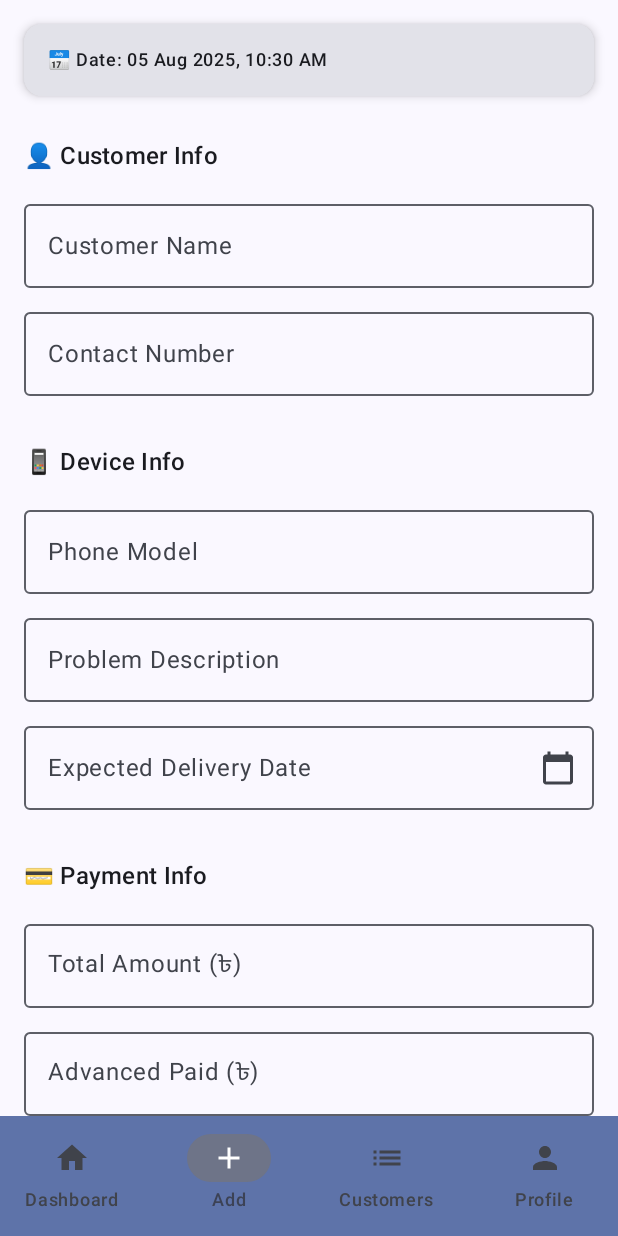
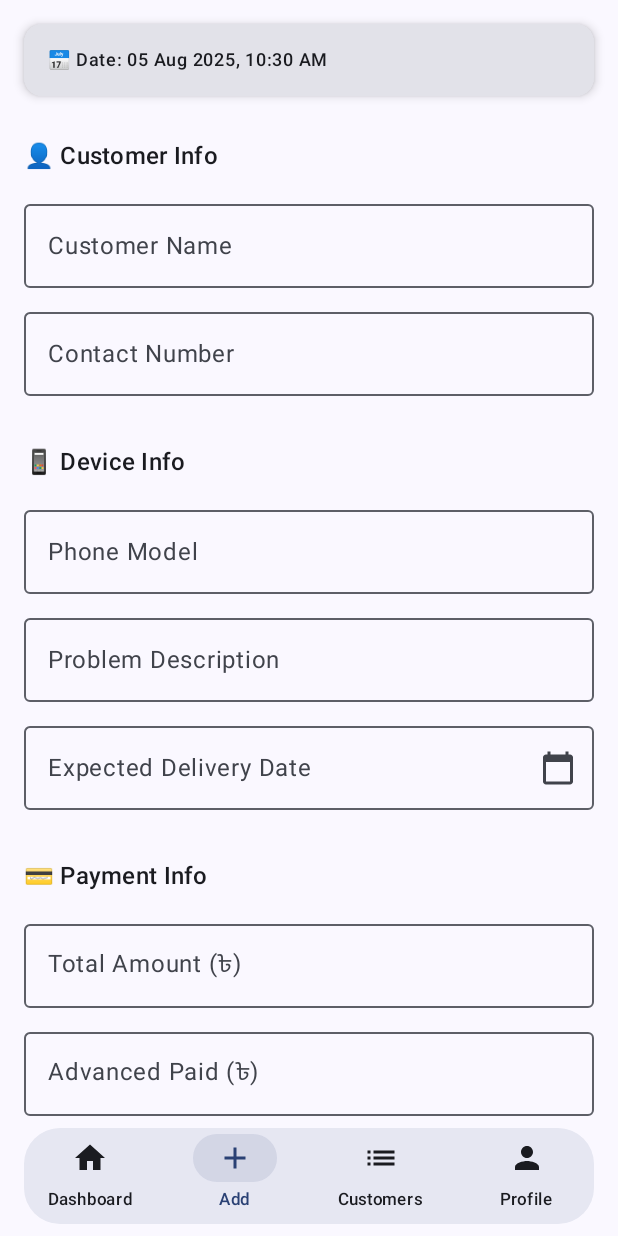
Before and after one commit to shahjalal-mahmud/RepairStoreManager, an Android app built with Jetpack Compose: the MainScaffold screen opened through its navigation route, item 2 of the bottom bar chosen, on a phone screen of 412 x 824 dp. Run offline under Robolectric (Android 15) with nearby library versions, the phone set to English and light mode, and no system bars; our stand-ins replace Firebase (no records; nobody signed in at launch, a user with empty details on screens opened directly); 1 statement that could not run was skipped.

Commit message:
Modified Bottom Nav design with Anim

```diff
--- a/app/src/main/java/com/example/repairstoremanager/ui/navigation/BottomNavigationBar.kt
+++ b/app/src/main/java/com/example/repairstoremanager/ui/navigation/BottomNavigationBar.kt
@@ -1,11 +1,23 @@
 package com.example.repairstoremanager.ui.navigation
 
-import androidx.compose.material3.*
+import androidx.compose.animation.animateColorAsState
+import androidx.compose.foundation.background
+import androidx.compose.foundation.layout.height
+import androidx.compose.foundation.layout.padding
+import androidx.compose.foundation.shape.RoundedCornerShape
+import androidx.compose.material3.Icon
+import androidx.compose.material3.MaterialTheme
+import androidx.compose.material3.NavigationBar
+import androidx.compose.material3.NavigationBarItem
+import androidx.compose.material3.NavigationBarItemDefaults
+import androidx.compose.material3.Text
 import androidx.compose.runtime.Composable
-import androidx.compose.ui.graphics.Color
+import androidx.compose.runtime.getValue
+import androidx.compose.ui.Modifier
+import androidx.compose.ui.draw.clip
+import androidx.compose.ui.unit.dp
 import androidx.navigation.NavController
 import androidx.navigation.compose.currentBackStackEntryAsState
-import com.example.repairstoremanager.ui.navigation.BottomNavItem
 
 @Composable
 fun BottomNavigationBar(navController: NavController) {
@@ -16,25 +28,53 @@ fun BottomNavigationBar(navController: NavController) {
         BottomNavItem.Profile
     )
 
+    val navBackStackEntry = navController.currentBackStackEntryAsState()
+    val currentRoute = navBackStackEntry.value?.destination?.route
+
     NavigationBar(
-        containerColor = MaterialTheme.colorScheme.primaryContainer
+        modifier = Modifier
+            .padding(horizontal = 16.dp, vertical = 8.dp)
+            .clip(RoundedCornerShape(24.dp))
+            .background(MaterialTheme.colorScheme.surface)
+            .height(64.dp),
+        tonalElevation = 4.dp,
+        containerColor = MaterialTheme.colorScheme.surface
     ) {
-        val navBackStackEntry = navController.currentBackStackEntryAsState()
-        val currentRoute = navBackStackEntry.value?.destination?.route
+        items.forEach { item ->
+            val selected = currentRoute == item.route
+            val animatedColor by animateColorAsState(
+                targetValue = if (selected) MaterialTheme.colorScheme.primary else MaterialTheme.colorScheme.onSurface,
+                label = "BottomNavColor"
+            )
 
-        items.forEach { item ->
             NavigationBarItem(
-                selected = currentRoute == item.route,
+                selected = selected,
                 onClick = {
-                    if (currentRoute != item.route) {
+                    if (!selected) {
                         navController.navigate(item.route) {
                             popUpTo(BottomNavItem.Dashboard.route) { inclusive = false }
                             launchSingleTop = true
                         }
                     }
                 },
-                icon = { Icon(imageVector = item.icon, contentDescription = item.label) },
-                label = { Text(item.label) }
+                icon = {
+                    Icon(
+                        imageVector = item.icon,
+                        contentDescription = item.label,
+                        tint = animatedColor
+                    )
+                },
+                label = {
+                    Text(
+                        text = item.label,
+                        style = MaterialTheme.typography.labelSmall,
+                        color = animatedColor
+                    )
+                },
+                alwaysShowLabel = true,
+                colors = NavigationBarItemDefaults.colors(
+                    indicatorColor = MaterialTheme.colorScheme.primary.copy(alpha = 0.1f)
+                )
             )
         }
     }
--- a/app/src/main/java/com/example/repairstoremanager/ui/navigation/MainScaffold.kt
+++ b/app/src/main/java/com/example/repairstoremanager/ui/navigation/MainScaffold.kt
@@ -1,20 +1,29 @@
 package com.example.repairstoremanager.ui.navigation
 
+import androidx.compose.animation.AnimatedContent
+import androidx.compose.animation.ExperimentalAnimationApi
 import androidx.compose.foundation.layout.padding
-import androidx.compose.material3.*
+import androidx.compose.material3.Scaffold
+import androidx.compose.material3.Surface
 import androidx.compose.runtime.Composable
 import androidx.compose.ui.Modifier
-import androidx.navigation.NavHostController
+import androidx.navigation.NavController
 
+@OptIn(ExperimentalAnimationApi::class)
 @Composable
-fun MainScaffold(navController: NavHostController, content: @Composable () -> Unit) {
+fun MainScaffold(
+    navController: NavController,
+    content: @Composable () -> Unit
+) {
     Scaffold(
         bottomBar = {
             BottomNavigationBar(navController)
         }
     ) { innerPadding ->
         Surface(modifier = Modifier.padding(innerPadding)) {
-            content()
+            AnimatedContent(targetState = content, label = "ScreenTransition") { screen ->
+                screen()
+            }
         }
     }
 }
```
